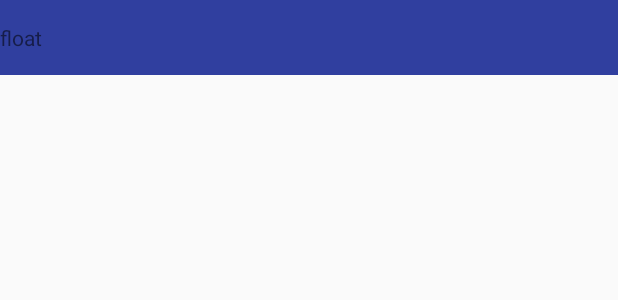
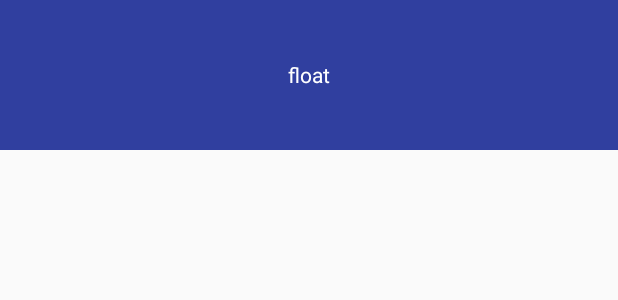
Before and after one commit to li504799868/FloatItemRecyclerView, an Android app: the layout float_view.xml on its own in the app's theme, with its tools: preview values and no code run, on a phone screen of 412 x 824 dp. Shown: the top 300 px of the screen. Run offline under Robolectric (Android 15) with nearby library versions, the phone set to English and light mode, and no system bars.

Commit message:
完善demo

```diff
--- a/app/build.gradle
+++ b/app/build.gradle
@@ -1,4 +1,5 @@
 apply plugin: 'com.android.application'
+apply plugin: 'kotlin-android'
 
 android {
     compileSdkVersion 28
@@ -26,4 +27,8 @@ dependencies {
     androidTestImplementation 'com.android.support.test:runner:1.0.2'
     androidTestImplementation 'com.android.support.test.espresso:espresso-core:3.0.2'
     implementation project(':library')
+    compile "org.jetbrains.kotlin:kotlin-stdlib-jdk7:$kotlin_version"
 }
+repositories {
+    mavenCentral()
+}
--- a/app/src/main/res/layout/float_view.xml
+++ b/app/src/main/res/layout/float_view.xml
@@ -1,14 +1,15 @@
 <?xml version="1.0" encoding="utf-8"?>
 <LinearLayout xmlns:android="http://schemas.android.com/apk/res/android"
     android:layout_width="match_parent"
-    android:layout_height="50dp"
+    android:layout_height="@dimen/item_height"
     android:background="@color/colorPrimaryDark"
     android:orientation="vertical">
 
     <TextView
         android:layout_width="match_parent"
         android:layout_height="match_parent"
-        android:gravity="center_vertical"
+        android:gravity="center"
+        android:textColor="#ffffff"
         android:text="float" />
 
 </LinearLayout>
--- a/app/src/main/res/layout/item_view.xml
+++ b/app/src/main/res/layout/item_view.xml
@@ -1,13 +1,14 @@
 <?xml version="1.0" encoding="utf-8"?>
 <LinearLayout xmlns:android="http://schemas.android.com/apk/res/android"
     android:layout_width="match_parent"
-    android:layout_height="50dp"
+    android:layout_height="@dimen/item_height"
+    android:background="@color/colorAccent"
     android:orientation="vertical">
 
     <TextView
         android:layout_width="match_parent"
         android:layout_height="match_parent"
-        android:gravity="center_vertical"
+        android:gravity="center"
         android:text="item" />
 
 </LinearLayout>
--- /dev/null
+++ b/app/src/main/res/values/dimens.xml
@@ -0,0 +1,6 @@
+<?xml version="1.0" encoding="utf-8"?>
+<resources>
+
+    <dimen name="item_height">100dp</dimen>
+
+</resources>
--- a/build.gradle
+++ b/build.gradle
@@ -1,12 +1,14 @@
 // Top-level build file where you can add configuration options common to all sub-projects/modules.
 
 buildscript {
+    ext.kotlin_version = '1.3.10'
     repositories {
         google()
         jcenter()
     }
     dependencies {
         classpath 'com.android.tools.build:gradle:3.2.1'
+        classpath "org.jetbrains.kotlin:kotlin-gradle-plugin:$kotlin_version"
 //        classpath 'com.novoda:bintray-release:0.8.1'
         // NOTE: Do not place your application dependencies here; they belong
         // in the individual module build.gradle files
```
Also changed, not shown: app/src/main/java/recycler/lzp/com/videoplayrecyclerview/MainActivity.java (+6 -3 lines), library/src/main/java/com/lzp/recycler/FloatItemRecyclerView.java (+15 -10 lines).
